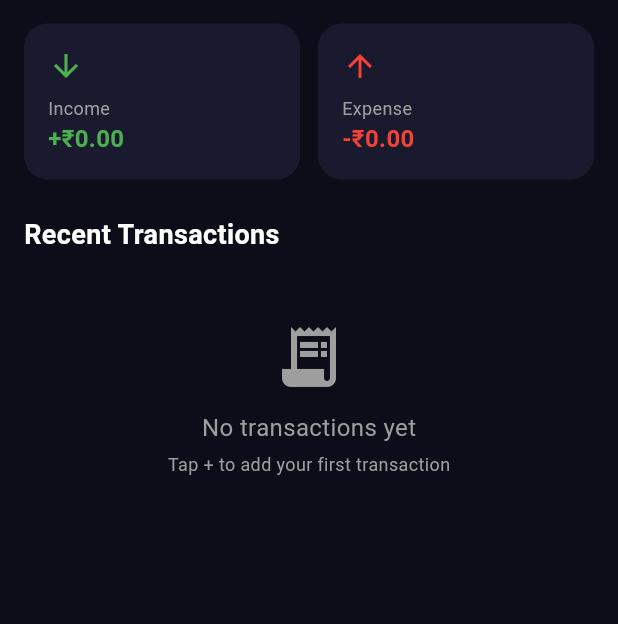
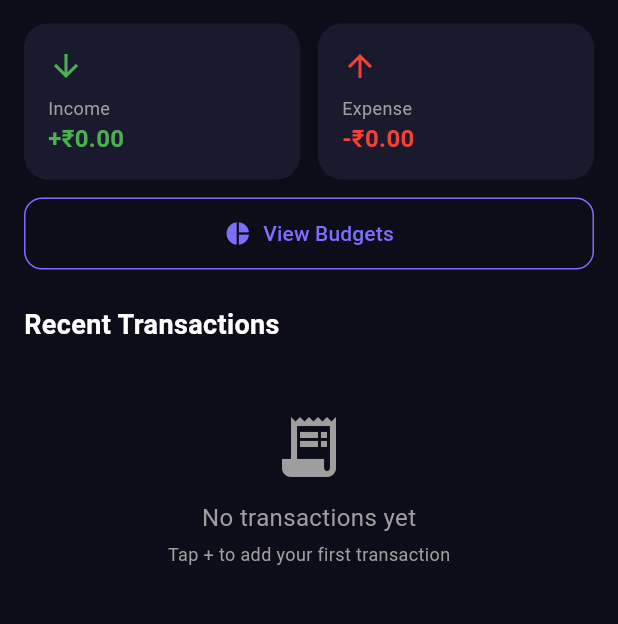
Before and after one commit to AmitKumarKoli67/finjoy, a Flutter app: the DashboardScreen screen opened directly, on a phone screen of 412 x 824 dp, the part 329-953 px from its top. Run offline on Flutter 3.47's test engine with Material 3 defaults, Android fonts, the phone set to English and light mode, and no system bars; our stand-ins replace flutter_bloc, flutter_secure_storage; accounts and stored records are empty; network calls fail.

Commit message:
budget screen created with cubit and add to dashboard

```diff
--- /dev/null
+++ b/lib/data/models/budget_model.dart
@@ -0,0 +1,28 @@
+import 'package:json_annotation/json_annotation.dart';
+
+part 'budget_model.g.dart';
+
+@JsonSerializable()
+class BudgetModel {
+  @JsonKey(name: '_id')
+  final String? id;
+
+  final String category;
+
+  final double limit;
+  final String? period;
+  final double? spent;
+  final double? remaining;
+
+  BudgetModel({
+    this.id,
+    required this.category,
+    required this.limit,
+    this.period,
+    this.spent,
+    this.remaining,
+  });
+
+  factory BudgetModel.fromJson(Map<String, dynamic> json) => _$BudgetModelFromJson(json);
+  Map<String, dynamic> toJson() => _$BudgetModelToJson(this);
+}
--- /dev/null
+++ b/lib/data/repositories/budget_repository.dart
@@ -0,0 +1,21 @@
+import 'package:finjoy/core/services/api_service.dart';
+import 'package:finjoy/data/models/budget_model.dart';
+
+class BudgetRepository {
+  final ApiService apiService;
+
+  BudgetRepository(this.apiService);
+
+  Future<List<BudgetModel>> getAllBudgets() async {
+    final data = await apiService.get('/budgets');
+    return (data as List).map((json) => BudgetModel.fromJson(json)).toList();
+  }
+
+  Future<void> addBudget(String category, double limit, String period) async {
+    await apiService.post('/budgets', {
+      'category': category,
+      'limit': limit,
+      'period': period,
+    });
+  }
+}
--- a/lib/data/repositories/transaction_repository.dart
+++ b/lib/data/repositories/transaction_repository.dart
@@ -1,6 +1,5 @@
 import 'package:finjoy/core/services/api_service.dart';
 import 'package:finjoy/data/models/transaction_model.dart';
-import 'package:hive/hive.dart';
 
 class TransactionRepository {
  final ApiService apiService;
--- /dev/null
+++ b/lib/features/dashboard/cubit/budget_cubit.dart
@@ -0,0 +1,44 @@
+import 'package:finjoy/data/models/budget_model.dart';
+import 'package:finjoy/data/repositories/budget_repository.dart';
+import 'package:flutter_bloc/flutter_bloc.dart';
+
+abstract class BudgetState {}
+
+class BudgetInitial extends BudgetState {}
+
+class BudgetLoading extends BudgetState {}
+
+class BudgetLoaded extends BudgetState {
+  final List<BudgetModel> budgets;
+  BudgetLoaded(this.budgets);
+}
+
+class BudgetError extends BudgetState {
+  final String message;
+  BudgetError(this.message);
+}
+
+class BudgetCubit extends Cubit<BudgetState> {
+  final BudgetRepository repository;
+
+  BudgetCubit(this.repository) : super(BudgetInitial());
+
+  Future<void> loadBudgets() async {
+    emit(BudgetLoading());
+    try {
+      final budgets = await repository.getAllBudgets();
+      emit(BudgetLoaded(budgets));
+    } catch (e) {
+      emit(BudgetError(e.toString()));
+    }
+  }
+
+  Future<void> addBudget(String category, double limit, String period) async {
+    try {
+      await repository.addBudget(category, limit, period);
+      await loadBudgets();
+    } catch (e) {
+      emit(BudgetError(e.toString()));
+    }
+  }
+}
--- a/lib/features/dashboard/screens/dashboard_screen.dart
+++ b/lib/features/dashboard/screens/dashboard_screen.dart
@@ -1,4 +1,5 @@
 import 'package:finjoy/data/models/transaction_model.dart';
+import 'package:finjoy/features/budgets/screens/budget_screen.dart';
 import 'package:finjoy/features/dashboard/widgets/balance_card.dart';
 import 'package:finjoy/features/dashboard/widgets/income_expense_row.dart';
 import 'package:finjoy/features/dashboard/widgets/transaction_item.dart';
@@ -80,6 +81,30 @@ class _DashboardScreenState extends State<DashboardScreen> {
                   income: '+₹${totalIncome.toStringAsFixed(2)}',
                   expense: '-₹${totalExpense.toStringAsFixed(2)}',
                 ),
+                SizedBox(height: 12),
+                SizedBox(
+                  width: double.infinity,
+                  child: OutlinedButton.icon(
+                    onPressed: () {
+                      Navigator.push(
+                        context,
+                        MaterialPageRoute(builder: (_) => BudgetScreen()),
+                      );
+                    },
+                    icon: Icon(Icons.pie_chart, color: Color(0xFF7C6FFF)),
+                    label: Text(
+                      'View Budgets',
+                      style: TextStyle(color: Color(0xFF7C6FFF)),
+                    ),
+                    style: OutlinedButton.styleFrom(
+                      side: const BorderSide(color: Color(0xFF7C6FFF)),
+                      padding: const EdgeInsets.all(14),
+                      shape: RoundedRectangleBorder(
+                        borderRadius: BorderRadius.circular(12),
+                      ),
+                    ),
+                  ),
+                ),
                 const SizedBox(height: 24),
                 const Text(
                   'Recent Transactions',
@@ -129,7 +154,9 @@ class _DashboardScreenState extends State<DashboardScreen> {
                                 subtitle: t.category ?? '',
                                 amount:
                                     '${t.type == 'income' ? '+' : '-'}₹${t.amount.toStringAsFixed(2)}',
-                                color: t.type == 'income' ? Colors.green : Colors.red,
+                                color: t.type == 'income'
+                                    ? Colors.green
+                                    : Colors.red,
                               ),
                             )
                             .toList(),
--- a/lib/main.dart
+++ b/lib/main.dart
@@ -1,3 +1,5 @@
+import 'package:finjoy/data/repositories/budget_repository.dart';
+import 'package:finjoy/features/dashboard/cubit/budget_cubit.dart';
 import 'package:flutter/material.dart';
 import 'package:flutter_bloc/flutter_bloc.dart';
 import 'core/services/api_service.dart';
@@ -25,6 +27,7 @@ class FinjoyApp extends StatelessWidget {
         BlocProvider(
           create: (_) => TransactionCubit(TransactionRepository(apiService)),
         ),
+        BlocProvider(create: (_) => BudgetCubit(BudgetRepository(apiService))),
       ],
       child: MaterialApp(
         title: 'Finjoy',
```
Also changed, not shown: lib/features/budgets/screens/budget_screen.dart (added, +225 -0 lines), lib/data/models/budget_model.g.dart (added).
